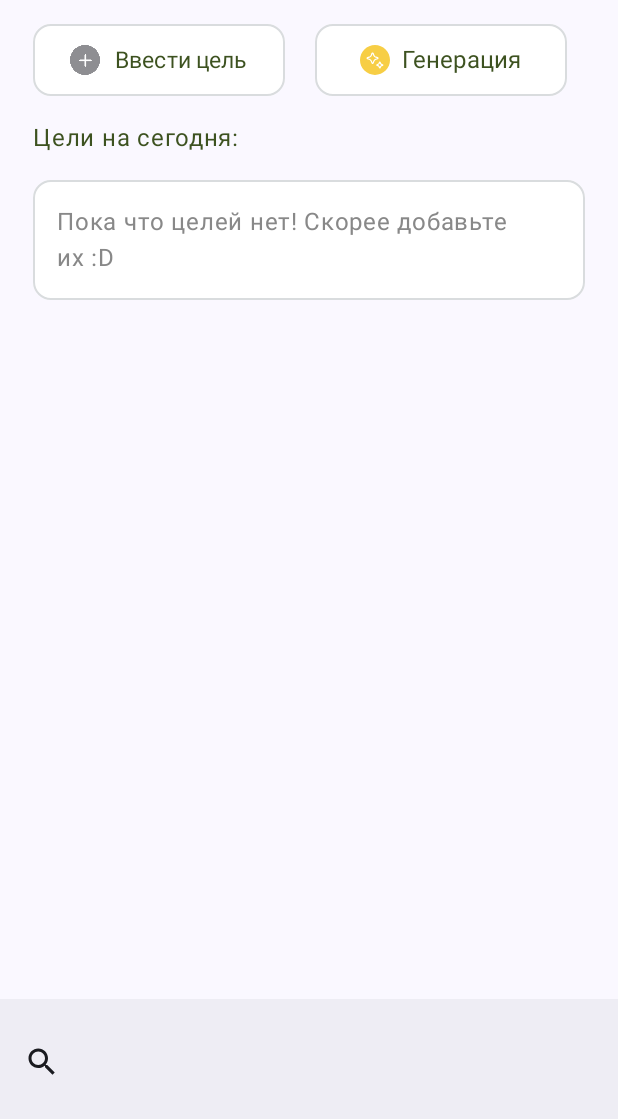
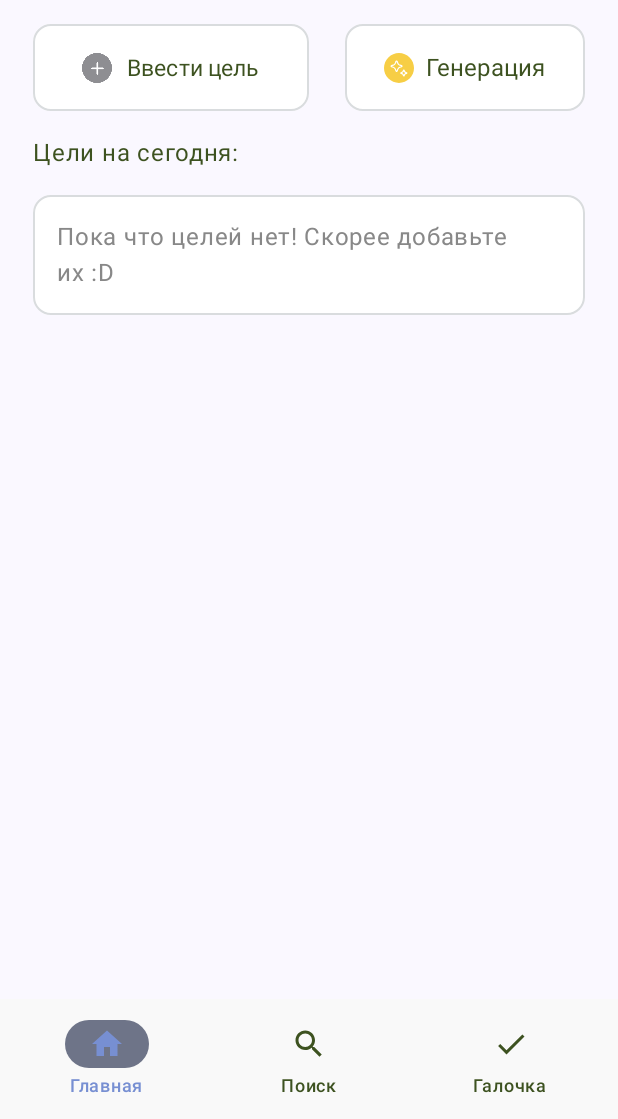
Before and after one commit to k4tr/GoalKeeper, an Android app built with Jetpack Compose: the screen it shows after launch (MainActivity), after a tap on "Генерация", on a phone screen of 412 x 824 dp, the part 117-1236 px from its top. Run offline under Robolectric (Android 15) with nearby library versions, the phone set to English and light mode, and no system bars; our stand-ins replace Room's generated code.

Commit message:
добавлен поиск и удаление цели

```diff
--- a/app/src/main/java/com/example/goalkeeper/MainActivity.kt
+++ b/app/src/main/java/com/example/goalkeeper/MainActivity.kt
@@ -1,9 +1,13 @@
 package com.example.goalkeeper
 
+import android.annotation.SuppressLint
 import android.os.Bundle
 import androidx.activity.ComponentActivity
 import androidx.activity.compose.setContent
 import androidx.activity.viewModels
+import androidx.compose.material3.Scaffold
+import androidx.compose.runtime.mutableStateOf
+import androidx.compose.runtime.remember
 import androidx.lifecycle.ViewModelProvider
 import androidx.navigation.compose.NavHost
 import androidx.navigation.compose.composable
@@ -11,6 +15,8 @@ import androidx.navigation.compose.rememberNavController
 import com.example.goalkeeper.data.AppDatabase
 import com.example.goalkeeper.di.GoalRepository
 import com.example.goalkeeper.di.GoalViewModelFactory
+import com.example.goalkeeper.module.AppBottomBar
+import com.example.goalkeeper.module.BottomNavTab
 import com.example.goalkeeper.ui.theme.GoalKeeperTheme
 import com.example.goalkeeper.view.GoalsScreen
 import com.example.goalkeeper.view.AddGoalScreen
@@ -19,21 +25,38 @@ import com.example.goalkeeper.viewmodel.GoalViewModel
 
 
 class MainActivity : ComponentActivity() {
+    @SuppressLint("UnusedMaterial3ScaffoldPaddingParameter")
     override fun onCreate(savedInstanceState: Bundle?) {
         super.onCreate(savedInstanceState)
-        // Получаем экземпляр базы данных и DAO
+
         val goalDao = AppDatabase.getDatabase(this).goalDao()
-        // Создаем экземпляр репозитория
         val repository = GoalRepository(goalDao)
-        // Передаем и репозиторий, и goalDao в фабрику ViewModel
         val goalViewModel = ViewModelProvider(this, GoalViewModelFactory(repository, goalDao))
             .get(GoalViewModel::class.java)
 
-        // Устанавливаем начальную точку навигации
         setContent {
             val navController = rememberNavController()
 
+            // Состояние для отслеживания выбранной вкладки
+            val (selectedTab, setSelectedTab) = remember { mutableStateOf(BottomNavTab.Home) }
+
             GoalKeeperTheme {
+                Scaffold(
+                    bottomBar = {
+                        // Передаем правильные параметры в AppBottomBar
+                        AppBottomBar(
+                            selectedTab = selectedTab,
+                            onTabSelected = { tab ->
+                                setSelectedTab(tab)
+                                when (tab) {
+                                    BottomNavTab.Home -> navController.navigate("goalsScreen")
+                                    BottomNavTab.Search -> navController.navigate("searchScreen")
+                                    BottomNavTab.Check -> { /* Логика для третьей вкладки */ }
+                                }
+                            }
+                        )
+                    }
+                ) {
                     NavHost(navController = navController, startDestination = "goalsScreen") {
                         composable("goalsScreen") {
                             GoalsScreen(
@@ -41,13 +64,18 @@ class MainActivity : ComponentActivity() {
                                 onNavigateToAddGoal = {
                                     navController.navigate("addGoalScreen")
                                 },
-                            navController = navController // Передаем navController
+                                navController = navController,
+                                selectedTab = selectedTab, // Передаем состояние вкладки
+                                onTabSelected = setSelectedTab // Передаем функцию для изменения состояния вкладки
                             )
                         }
                         composable("searchScreen") {
                             SearchScreen(
+                                navController = navController,
                                 goalViewModel = goalViewModel,
-                            onBackClick = { navController.popBackStack() } // Возвращаемся на экран целей
+                                selectedTab = selectedTab, // Передаем состояние вкладки
+                                onTabSelected = setSelectedTab, // Передаем функцию для изменения состояния вкладки
+                                onBackClick = { navController.popBackStack() }
                             )
                         }
                         composable("addGoalScreen") {
@@ -56,10 +84,7 @@ class MainActivity : ComponentActivity() {
                                 goalViewModel = goalViewModel,
                                 onBackClick = { navController.popBackStack() },
                                 onSaveClick = {
-                                // Добавьте логику для сохранения цели, если она ещё не реализована
-                                // Например:
-                                // goalViewModel.addGoal(newGoal)
-                                navController.popBackStack() // Возвращаемся на главный экран после сохранения
+                                    navController.popBackStack()
                                 }
                             )
                         }
@@ -68,3 +93,4 @@ class MainActivity : ComponentActivity() {
             }
         }
     }
+}
--- a/app/src/main/java/com/example/goalkeeper/data/AppDatabase.kt
+++ b/app/src/main/java/com/example/goalkeeper/data/AppDatabase.kt
@@ -7,7 +7,7 @@ import androidx.room.TypeConverters
 import androidx.room.migration.Migration
 import androidx.sqlite.db.SupportSQLiteDatabase
 
-@Database(entities = [Goal::class], version = 2, exportSchema = false)
+@Database(entities = [Goal::class], version = 3, exportSchema = false)
 @TypeConverters(DifficultyConverter::class)
 abstract class AppDatabase : RoomDatabase() {
     abstract fun goalDao(): GoalDao
@@ -22,8 +22,8 @@ abstract class AppDatabase : RoomDatabase() {
                     AppDatabase::class.java,
                     "goal_database"
                 )
-                .addMigrations(MIGRATION_1_2)
-                .build()
+                    .fallbackToDestructiveMigration()  // Удаление старой базы данных и создание новой при изменении схемы
+                    .build()
                 INSTANCE = instance
                 instance
             }
@@ -31,9 +31,12 @@ abstract class AppDatabase : RoomDatabase() {
     }
 
 }
-val MIGRATION_1_2 = object : Migration(1, 2) {
+val MIGRATION_2_3 = object : Migration(2, 3) {
     override fun migrate(database: SupportSQLiteDatabase) {
+        // Поле isGenerated должно быть NOT NULL, что корректно
         database.execSQL("ALTER TABLE goals ADD COLUMN isGenerated INTEGER NOT NULL DEFAULT 0")
-        database.execSQL("ALTER TABLE goals ADD COLUMN generationDate INTEGER NOT NULL DEFAULT 0")
+
+        // Поле generationDate должно быть nullable, уберите NOT NULL
+        database.execSQL("ALTER TABLE goals ADD COLUMN generationDate INTEGER DEFAULT NULL")
     }
 }
--- a/app/src/main/java/com/example/goalkeeper/data/Goal.kt
+++ b/app/src/main/java/com/example/goalkeeper/data/Goal.kt
@@ -9,7 +9,7 @@ data class Goal(
         val name: String,
         val difficulty: Difficulty,
         val isGenerated: Boolean = false,  // Поле для отметки, сгенерирована цель или нет
-    val generationDate: Long = 0 // Для сохранения даты генерации
+        val generationDate: Long? = null // Для сохранения даты генерации
     )
 
     enum class Difficulty {
--- a/app/src/main/java/com/example/goalkeeper/data/GoalDAO.kt
+++ b/app/src/main/java/com/example/goalkeeper/data/GoalDAO.kt
@@ -13,6 +13,9 @@ interface GoalDao {
     @Query("SELECT * FROM goals WHERE isGenerated = 1 AND generationDate = :date")
     suspend fun getGeneratedGoalsForDate(date: Long): List<Goal>
 
+    @Query("DELETE FROM goals WHERE isGenerated = 1 AND generationDate < :currentDate")
+    suspend fun deleteOldGeneratedGoals(currentDate: Long): Int
+
     @Query("DELETE FROM goals WHERE isGenerated = 1")
     suspend fun deleteAllGeneratedGoals()
 
@@ -27,6 +30,7 @@ interface GoalDao {
 
     @Query("DELETE FROM goals WHERE id = :goalId")
     suspend fun deleteGoal(goalId: Long)
+
     @Insert
     suspend fun insert(it: Goal)
 }
--- /dev/null
+++ b/app/src/main/java/com/example/goalkeeper/module/BottomBar.kt
@@ -0,0 +1,87 @@
+package com.example.goalkeeper.module
+
+import androidx.compose.material.icons.Icons
+import androidx.compose.material.icons.filled.Check
+import androidx.compose.material.icons.filled.Home
+import androidx.compose.material.icons.filled.Search
+import androidx.compose.material3.BottomAppBar
+import androidx.compose.material3.Icon
+import androidx.compose.material3.NavigationBarItem
+import androidx.compose.material3.NavigationBarItemDefaults
+import androidx.compose.material3.Text
+import androidx.compose.runtime.Composable
+import androidx.compose.ui.graphics.Color
+
+@Composable
+fun AppBottomBar(
+    selectedTab: BottomNavTab,
+    onTabSelected: (BottomNavTab) -> Unit
+) {
+
+    BottomAppBar(
+        containerColor = Color(0xFFF9F9F9) // Цвет BottomAppBar
+    ) {
+        // Вкладка "Дом"
+        NavigationBarItem(
+            icon = {
+                Icon(
+                    imageVector = Icons.Default.Home,
+                    contentDescription = "Главная",
+                    tint = if (selectedTab == BottomNavTab.Home) Color(0xFF778FD2) else Color(0xFF3D5220) // Меняем цвет иконки
+                )
+            },
+            label = {
+                Text(
+                    text = "Главная",
+                    color = if (selectedTab == BottomNavTab.Home) Color(0xFF778FD2) else Color(0xFF3D5220) // Меняем цвет текста
+                )
+            },
+            selected = selectedTab == BottomNavTab.Home,
+            onClick = { onTabSelected(BottomNavTab.Home) }
+
+        )
+
+        // Вкладка "Поиск"
+        NavigationBarItem(
+            icon = {
+                Icon(
+                    imageVector = Icons.Default.Search,
+                    contentDescription = "Поиск",
+                    tint = if (selectedTab == BottomNavTab.Search) Color(0xFF778FD2) else Color(0xFF3D5220) // Меняем цвет иконки
+                )
+            },
+            label = {
+                Text(
+                    text = "Поиск",
+                    color = if (selectedTab == BottomNavTab.Search) Color(0xFF778FD2) else Color(0xFF3D5220) // Меняем цвет текста
+                )
+            },
+            selected = selectedTab == BottomNavTab.Search,
+            onClick = { onTabSelected(BottomNavTab.Search) }
+        )
+
+        // Вкладка "Галочка"
+        NavigationBarItem(
+            icon = {
+                Icon(
+                    imageVector = Icons.Default.Check,
+                    contentDescription = "Галочка",
+                    tint = if (selectedTab == BottomNavTab.Check) Color(0xFF778FD2) else Color(0xFF3D5220) // Меняем цвет иконки
+                )
+            },
+            label = {
+                Text(
+                    text = "Галочка",
+                    color = if (selectedTab == BottomNavTab.Check) Color(0xFF778FD2) else Color(0xFF3D5220) // Меняем цвет текста
+                )
+            },
+            selected = selectedTab == BottomNavTab.Check,
+            onClick = { onTabSelected(BottomNavTab.Check) }
+        )
+    }
+}
+
+// Определяем вкладки для нижней панели
+enum class BottomNavTab {
+    Home, Search, Check
+}
--- a/app/src/main/java/com/example/goalkeeper/view/GoalsScreen.kt
+++ b/app/src/main/java/com/example/goalkeeper/view/GoalsScreen.kt
@@ -46,6 +46,8 @@ import androidx.compose.ui.unit.sp
 import androidx.navigation.NavController
 import com.example.goalkeeper.R
 import com.example.goalkeeper.data.Goal
+import com.example.goalkeeper.module.AppBottomBar
+import com.example.goalkeeper.module.BottomNavTab
 import com.example.goalkeeper.ui.theme.DarkGreen
 import com.example.goalkeeper.ui.theme.Maroon
 import com.example.goalkeeper.viewmodel.GoalViewModel
@@ -59,7 +61,9 @@ import java.util.Locale
 fun GoalsScreen(
     navController: NavController,
     goalViewModel: GoalViewModel,
-    onNavigateToAddGoal: () -> Unit
+    onNavigateToAddGoal: () -> Unit,
+    selectedTab: BottomNavTab,
+    onTabSelected: (BottomNavTab) -> Unit
 ) {
 
     val state by goalViewModel.state.collectAsState()
@@ -67,13 +71,14 @@ fun GoalsScreen(
     val scrollState = rememberScrollState()
     Scaffold(
         bottomBar = {
-            BottomAppBar(
-                content = {
-                    IconButton(onClick = { navController.navigate("searchScreen") }) {
-                        Icon(Icons.Default.Search, contentDescription = "Поиск")
-                    }
+            AppBottomBar(selectedTab = selectedTab, onTabSelected = {
+                onTabSelected(it)
+                when (it) {
+                    BottomNavTab.Home -> navController.navigate("goalsScreen")
+                    BottomNavTab.Search -> navController.navigate("searchScreen")
+                    BottomNavTab.Check -> { /* Логика для третьей вкладки */ }
                 }
-            )
+            })
         }
     ) {
         Box(
@@ -102,15 +107,13 @@ fun GoalsScreen(
                 Spacer(modifier = Modifier.height(16.dp))
                 // Кнопки "Ввести цель" и "Генерация"
                 Row (modifier = Modifier.fillMaxWidth(),
-                    horizontalArrangement = Arrangement.spacedBy(10.dp)
+                    horizontalArrangement = Arrangement.spacedBy(24.dp)
                 ){
                     GoalButton(
                         text = "Ввести цель",
                         iconRes = R.drawable.icon_add,
                         onClick = { navController.navigate("addGoalScreen") }
                     )
-
-                    Spacer(modifier = Modifier.height(8.dp))
 
                     GoalButtonWithCustomIcon(
                         text = "Генерация",
@@ -166,8 +169,8 @@ fun GoalButtonWithCustomIcon(text: String, iconRes: Int, onClick: () -> Unit) {
         colors = ButtonDefaults.buttonColors(containerColor = Color.White),
         shape = MaterialTheme.shapes.small.copy(all = CornerSize(12.dp)),
         modifier = Modifier
-            .width(168.dp)
-            .height(48.dp)
+            .width(200.dp)
+            .height(58.dp)
             .border(
                 width = 1.dp, // Ширина обводки
                 color = Maroon, // Цвет обводки
@@ -189,8 +192,8 @@ fun GoalButton(text: String, iconRes: Int, onClick: () -> Unit) {
         colors = ButtonDefaults.buttonColors(containerColor = Color.White),
         shape = MaterialTheme.shapes.small.copy(all = CornerSize(12.dp)),
         modifier = Modifier
-            .width(168.dp)
-            .height(48.dp)
+            .width(184.dp)
+            .height(58.dp)
             .border(
                 width = 1.dp, // Ширина обводки
                 color = Maroon, // Цвет обводки
--- a/app/src/main/java/com/example/goalkeeper/viewmodel/GoalViewModel.kt
+++ b/app/src/main/java/com/example/goalkeeper/viewmodel/GoalViewModel.kt
@@ -8,11 +8,9 @@ import com.example.goalkeeper.data.Goal
 import com.example.goalkeeper.data.GoalDao
 import kotlinx.coroutines.flow.MutableStateFlow
 import kotlinx.coroutines.flow.StateFlow
+import kotlinx.coroutines.flow.asStateFlow
 import kotlinx.coroutines.launch
 
-
-
-// Определяем состояние ViewModel
 data class GoalState(
     val goals: List<Goal?> = emptyList()
 )
@@ -22,17 +20,11 @@ class GoalViewModel(
     private val goalDao: GoalDao
 ) : ViewModel() {
 
-    fun getAllGoals() {
-        viewModelScope.launch {
-            val goals = repository.getAllGoals()
-            // Здесь вы можете обновить состояние или выполнить другие действия с полученными целями
-        }
-    }
-
     private val _generatedGoals = MutableStateFlow<List<Goal>>(emptyList())
     val generatedGoals: StateFlow<List<Goal>> = _generatedGoals
+
     private val _allGoals = MutableStateFlow<List<Goal>>(emptyList())
-    val allGoals: StateFlow<List<Goal>> = _allGoals
+    val allGoals: StateFlow<List<Goal>> = _allGoals.asStateFlow()
 
     // Состояние для хранения списка целей
     private val _state = MutableStateFlow(GoalState())
@@ -46,76 +38,68 @@ class GoalViewModel(
         }
     }
 
+    // Загрузка сгенерированных целей на сегодня
     fun loadGeneratedGoals() {
         viewModelScope.launch {
             val today = System.currentTimeMillis() / (1000 * 60 * 60 * 24)  // Текущая дата в днях
             val savedGoals = goalDao.getGeneratedGoalsForDate(today)
-
             if (savedGoals.isNotEmpty()) {
                 _generatedGoals.value = savedGoals // Загружаем сохраненные цели, если они есть
             }
         }
     }
-    //проверка даты и удаление списка
+
+    // Проверка и удаление старых сгенерированных целей
     fun checkAndClearOldGoals() {
         viewModelScope.launch {
-            val today = System.currentTimeMillis() / (1000 * 60 * 60 * 24)
-            val lastGeneratedGoals = goalDao.getGeneratedGoalsForDate(today - 1)
-
-            if (lastGeneratedGoals.isNotEmpty()) {
-                goalDao.deleteAllGeneratedGoals()
-            }
+            val today = System.currentTimeMillis() / (1000 * 60 * 60 * 24)  // Текущая дата в днях
+            goalDao.deleteOldGeneratedGoals(today)  // Удаляем сгенерированные цели за прошлые дни
         }
     }
+
     // Функция для добавления цели
     fun addGoal(goal: Goal) {
         viewModelScope.launch {
-            repository.insertGoal(goal) // Сначала сохраняем цель в базе данных
-            val updatedGoals = repository.getAllGoals() // Обновляем список целей
-            _state.value = _state.value.copy(goals = updatedGoals)
+            repository.insertGoal(goal) // Сохраняем цель
+            _allGoals.value = repository.getAllGoals() // Обновляем список всех целей
+            _state.value = _state.value.copy(goals = _allGoals.value) // Обновляем состояние
         }
     }
 
-    //генерация списка целей
+    // Генерация целей
     fun generateGoals() {
         viewModelScope.launch {
             val today = System.currentTimeMillis() / (1000 * 60 * 60 * 24)  // Текущая дата в днях
-
-            // Получаем уже сгенерированные цели для сегодняшнего дня
             val existingGoals = goalDao.getGeneratedGoalsForDate(today)
 
             if (existingGoals.isNotEmpty()) {
                 _generatedGoals.value = existingGoals
             } else {
-                // Если нет сгенерированных целей на сегодня, создаем новые
-                val difficultGoals = goalDao.getAllGoals().filter { it.difficulty == Difficulty.HARD }
-                val mediumGoals = goalDao.getAllGoals().filter { it.difficulty == Difficulty.NORMAL }
-                val easyGoals = goalDao.getAllGoals().filter { it.difficulty == Difficulty.EASY }
+                val difficultGoals = goalDao.getGoalsByDifficulty(Difficulty.HARD)
+                val mediumGoals = goalDao.getGoalsByDifficulty(Difficulty.NORMAL)
+                val easyGoals = goalDao.getGoalsByDifficulty(Difficulty.EASY)
 
-                // Случайно выбираем 1 сложную цель, 2 средних и 3 простых
                 val selectedDifficultGoal = difficultGoals.randomOrNull()
                 val selectedMediumGoals = mediumGoals.shuffled().take(2)
-                val selectedEasyGoals = easyGoals.shuffled().take(3)
+                val selectedEasyGoals = easyGoals.shuffled().take(2)
 
-                // Объединяем выбранные цели
                 val newGeneratedGoals = listOfNotNull(
                     selectedDifficultGoal
                 ) + selectedMediumGoals + selectedEasyGoals
 
-                // Добавляем информацию о генерации
-                val finalGoals = newGeneratedGoals.map { it.copy(isGenerated = true, generationDate = today) }
+                val finalGoals = newGeneratedGoals.map {
+                    it.copy(isGenerated = true, generationDate = today)
+                }
 
-                // Сохраняем сгенерированные цели в базе данных
                 goalDao.insertGoals(finalGoals)
                 _generatedGoals.value = finalGoals
             }
         }
     }
-
-    fun clearGeneratedGoals() {
+    fun deleteGoal(goal: Goal) {
         viewModelScope.launch {
-            goalDao.deleteAllGeneratedGoals()
-            _generatedGoals.value = emptyList()
+            goalDao.deleteGoal(goal.id)  // Здесь передается id из объекта goal
+            _allGoals.value = goalDao.getAllGoals()  // Обновляем список всех целей
         }
     }
 }
--- a/gradle/libs.versions.toml
+++ b/gradle/libs.versions.toml
@@ -8,7 +8,7 @@ coreKtx = "1.13.1"
 junit = "4.13.2"
 junitVersion = "1.2.1"
 espressoCore = "3.6.1"
-lifecycleRuntimeKtx = "2.8.5"
+lifecycleRuntimeKtx = "2.8.6"
 activityCompose = "1.9.2"
 composeBom = "2024.09.02"
 activityComposeVersion = "1.9.2"
@@ -26,6 +26,7 @@ roomKtx = "2.6.1"
 material3Android = "1.3.0"
 ui = "1.7.2"
 storage = "1.5.0"
+constraintlayoutCore = "1.0.4"
 
 [libraries]
 androidx-activity-compose-v180 = { module = "androidx.activity:activity-compose", version.ref = "activityComposeVersion" }
@@ -70,6 +71,7 @@ androidx-ui-test-junit4 = { group = "androidx.compose.ui", name = "ui-test-junit
 androidx-material3 = { group = "androidx.compose.material3", name = "material3" }
 ui-tooling-preview = { module = "androidx.compose.ui:ui-tooling-preview" }
 androidx-storage = { group = "androidx.test.services", name = "storage", version.ref = "storage" }
+androidx-constraintlayout-core = { group = "androidx.constraintlayout", name = "constraintlayout-core", version.ref = "constraintlayoutCore" }
 
 [plugins]
 kotlin-kapt = { id = "org.jetbrains.kotlin.kapt", version = "2.0.20" }
```
Also changed, not shown: app/build.gradle.kts (+9 -1 lines), app/src/main/java/com/example/goalkeeper/view/SearchScreen.kt (added, +306 -0 lines). Lines whose indentation alone changed are shown as unchanged.
